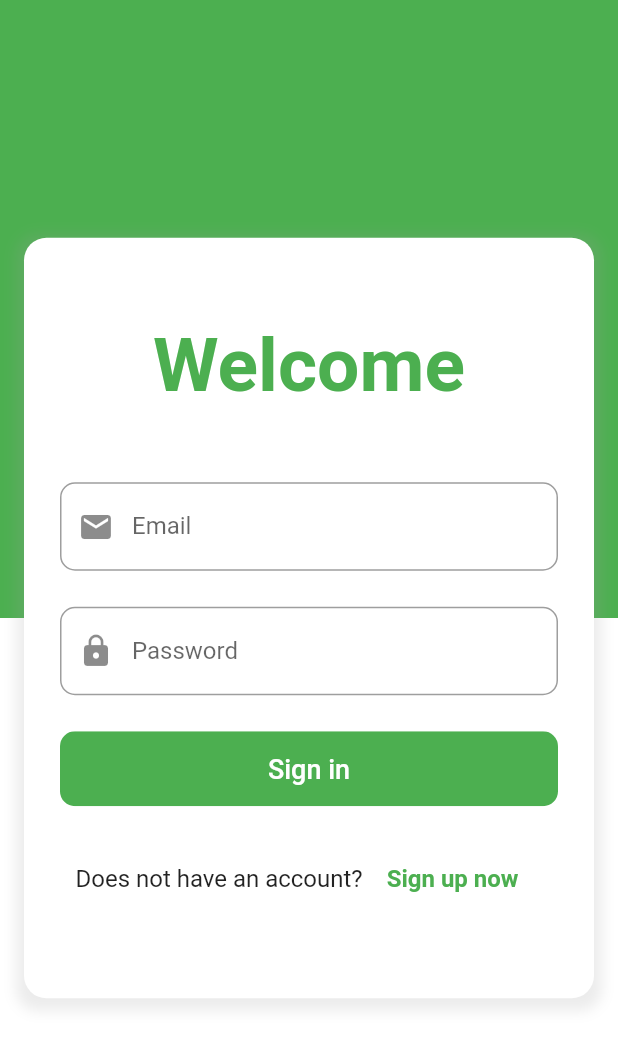
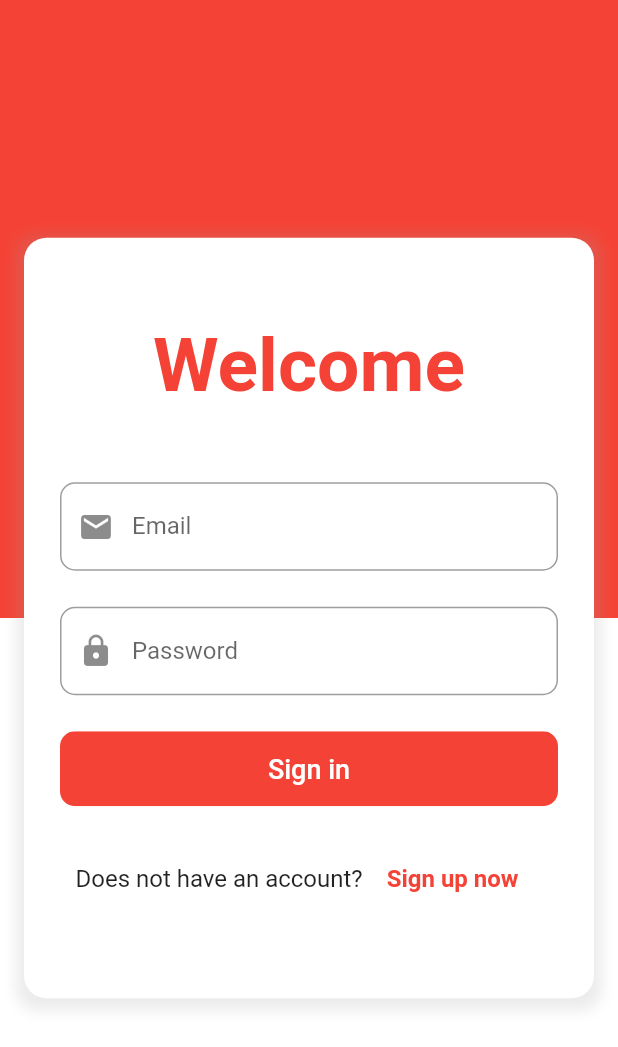
Before and after one commit to moazelsawaf/Flutter-Web-Auth, a Flutter app: the screen it shows after launch, on a phone screen of 412 x 824 dp. Shown: the top 1047 px of the screen. Run offline on Flutter 3.47's test engine with Material 2 defaults, Android fonts, the phone set to English and light mode, and no system bars; our stand-ins replace firebase_auth, firebase_core; accounts and stored records are empty.

Commit message:
Minor changes and update the README.md File

```diff
--- a/lib/main.dart
+++ b/lib/main.dart
@@ -10,8 +10,9 @@ class MyApp extends StatelessWidget {
   @override
   Widget build(BuildContext context) {
     return MaterialApp(
+      debugShowCheckedModeBanner: false,
       title: 'Web Auth',
-      theme: ThemeData(primaryColor: Colors.green),
+      theme: ThemeData(primaryColor: Colors.red),
       home: FutureBuilder<Object>(
           future: Firebase.initializeApp(),
           builder: (context, snapshot) {
--- a/lib/screens/home_screen.dart
+++ b/lib/screens/home_screen.dart
@@ -6,7 +6,7 @@ class HomeScreen extends StatelessWidget {
   Widget build(BuildContext context) {
     return Scaffold(
       appBar: AppBar(
-        title: const Text('Welcome'),
+        title: const Text('Home'),
         centerTitle: true,
         actions: [
           FlatButton.icon(
```
Also changed, not shown: 1 other file.
